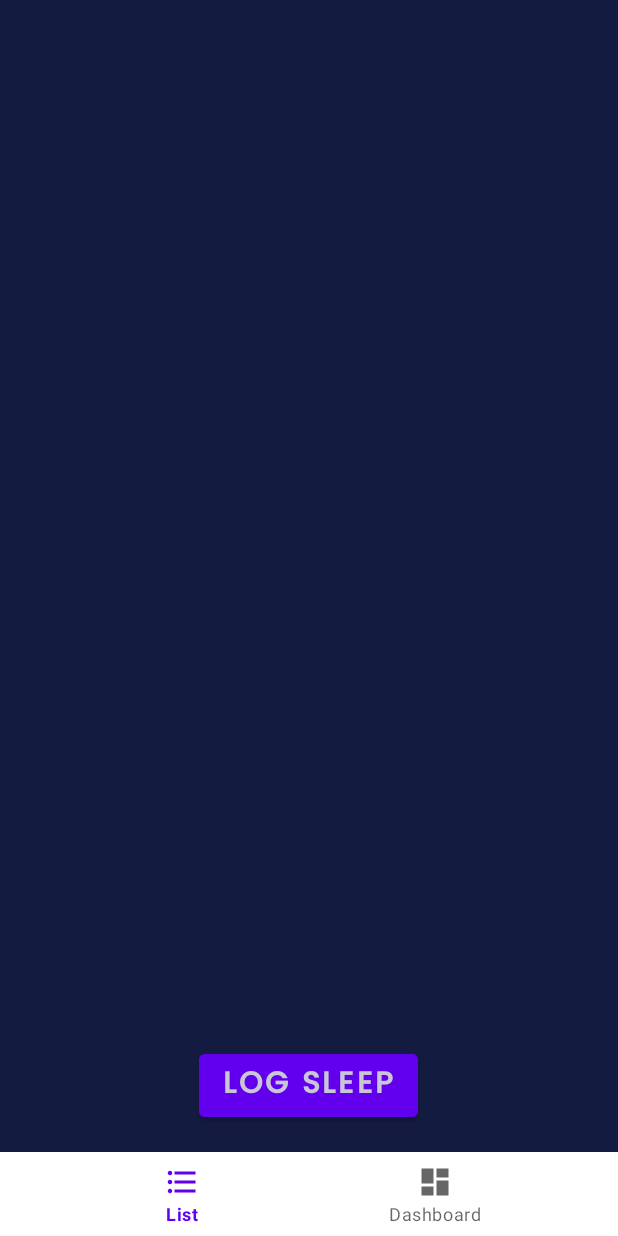
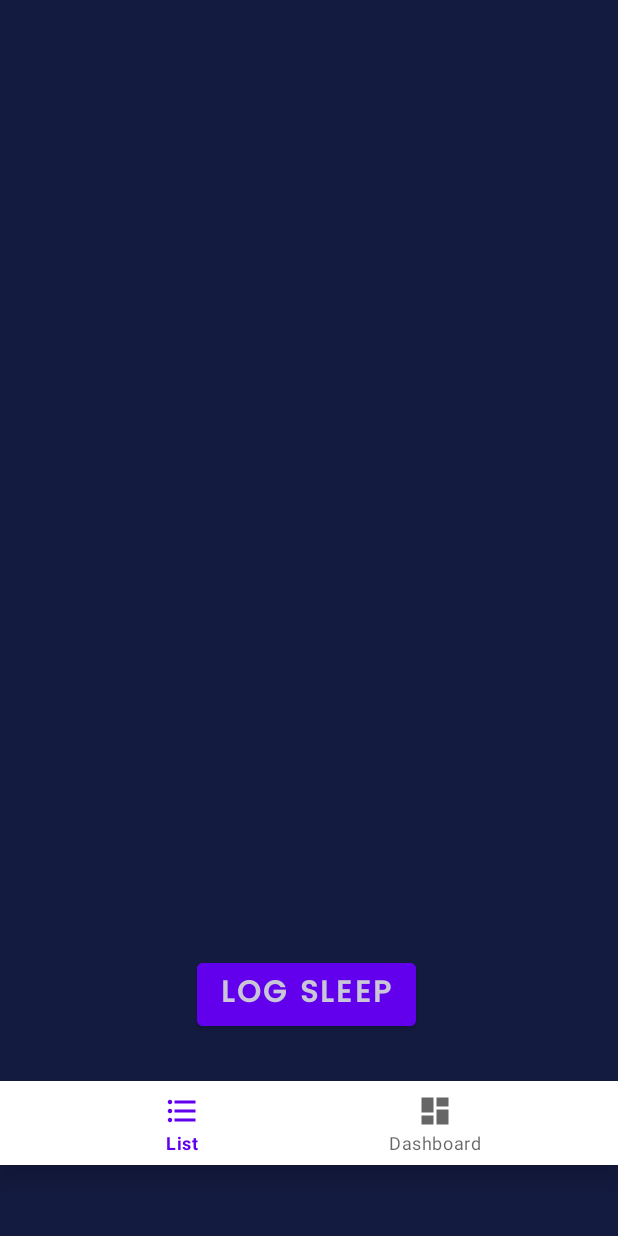
Before and after one commit to melissa-perez/BitFit2, an Android app: the layout activity_main.xml on its own in the app's theme, with its tools: preview values and no code run, on a phone screen of 412 x 824 dp. Run offline under Robolectric (Android 15) with nearby library versions, the phone set to English and light mode, and no system bars.

Commit message:
Fixed main UI issues

```diff
--- a/app/src/main/java/com/codepath/bitfit2/MainActivity.kt
+++ b/app/src/main/java/com/codepath/bitfit2/MainActivity.kt
@@ -33,6 +33,7 @@ class MainActivity : AppCompatActivity() {
         val sleepListFragment: Fragment = SleepEntryFragment()
         val dashboardFragment: Fragment = DashboardFragment()
         val bottomNavigationView: BottomNavigationView = findViewById(R.id.bottom_navigation)
+        bottomNavigationView.selectedItemId = R.id.action_sleep_list
 
         // set on click listener for log sleep entry btn
         sleepEntryBtn = findViewById<Button>(R.id.sleep_record_btn)
@@ -54,13 +55,12 @@ class MainActivity : AppCompatActivity() {
                     sleepEntryBtn.visibility = INVISIBLE
                 }
             }
-            fragmentManager.beginTransaction().replace(R.id.rlContainer, fragment).commit()
+            fragmentManager.beginTransaction().replace(R.id.content, fragment).commit()
 
             true
         }
 
         // Set default selection
-        bottomNavigationView.selectedItemId = R.id.action_sleep_list
 
         val n: Notification = Notification.Builder(this)
             .setContentTitle("New mail from " + "test@gmail.com")
--- a/app/src/main/res/layout/activity_main.xml
+++ b/app/src/main/res/layout/activity_main.xml
@@ -8,31 +8,38 @@
     android:textAlignment="center"
     tools:context=".MainActivity">
 
-    <RelativeLayout
-        android:id="@+id/rlContainer"
+    <com.google.android.material.bottomnavigation.BottomNavigationView
+        android:id="@+id/bottom_navigation"
         android:layout_width="match_parent"
-        android:layout_height="match_parent"
+        android:layout_height="wrap_content"
+        android:layout_marginBottom="16dp"
         app:layout_constraintBottom_toBottomOf="parent"
         app:layout_constraintEnd_toEndOf="parent"
-        app:layout_constraintStart_toStartOf="parent">
+        app:layout_constraintStart_toStartOf="parent"
+        app:layout_constraintTop_toBottomOf="@+id/sleep_record_btn"
+        app:menu="@menu/menu_bottom_navigation" />
 
     <FrameLayout
         android:id="@+id/content"
-            android:layout_width="match_parent"
-            android:layout_height="600dp"
-            android:layout_marginBottom="8dp"
+        android:layout_width="409dp"
+        android:layout_height="565dp"
+        android:layout_gravity="top"
+        android:layout_marginTop="8dp"
         app:layout_constraintBottom_toTopOf="@+id/sleep_record_btn"
         app:layout_constraintEnd_toEndOf="parent"
         app:layout_constraintStart_toStartOf="parent"
         app:layout_constraintTop_toTopOf="parent" />
+
 
     <Button
         android:id="@+id/sleep_record_btn"
         android:layout_width="wrap_content"
         android:layout_height="wrap_content"
         android:layout_alignParentBottom="true"
-            android:layout_marginTop="8dp"
-            android:layout_marginBottom="73dp"
+        android:layout_centerInParent="true"
+        android:layout_gravity="bottom"
+        android:layout_marginStart="131dp"
+        android:layout_marginEnd="131dp"
         android:backgroundTint="@color/purple_500"
         android:fontFamily="@font/poppins"
         android:gravity="center"
@@ -41,17 +48,11 @@
         android:textColor="@color/french_gray"
         android:textSize="20sp"
         android:textStyle="bold"
-            android:layout_centerInParent="true"
-
-            />
-
-        <com.google.android.material.bottomnavigation.BottomNavigationView
-                android:id="@+id/bottom_navigation"
-                android:layout_width="match_parent"
-                android:layout_height="wrap_content"
-                android:layout_alignParentBottom="true"
-                app:menu="@menu/menu_bottom_navigation" />
-    </RelativeLayout>
+        app:layout_constraintBottom_toTopOf="@+id/bottom_navigation"
+        app:layout_constraintEnd_toEndOf="parent"
+        app:layout_constraintHorizontal_bias="0.0"
+        app:layout_constraintStart_toStartOf="parent"
+        app:layout_constraintTop_toBottomOf="@+id/content" />
 
 
 </androidx.constraintlayout.widget.ConstraintLayout>
--- a/app/src/main/res/values/strings.xml
+++ b/app/src/main/res/values/strings.xml
@@ -1,7 +1,7 @@
 <resources>
     <string name="app_name">BitFit</string>
-    <string name="averageHoursText">Average hours of sleep:</string>
-    <string name="averageFeelingText">Average feeling:</string>
+    <string name="averageHoursText">Average hours of sleep: </string>
+    <string name="averageFeelingText">Average feeling: </string>
     <string name="sleepBtnText">Log sleep</string>
     <string name="sleptHoursText">How many hours did you sleep?</string>
     <string name="sleptHoursCD">Slide to enter number of hours slept.</string>
@@ -18,7 +18,6 @@
     <string name="hours_slept">hours slept</string>
     <string name="action_sleep_list_text">List</string>
     <string name="action_dashboard_text">Dashboard</string>
-    <!-- TODO: Remove or change this placeholder text -->
     <string name="hello_blank_fragment">Hello blank fragment</string>
 
 </resources>
```
Also changed, not shown: app/src/main/java/com/codepath/bitfit2/DashboardFragment.kt (+33 -7 lines). Lines whose indentation alone changed are shown as unchanged.
